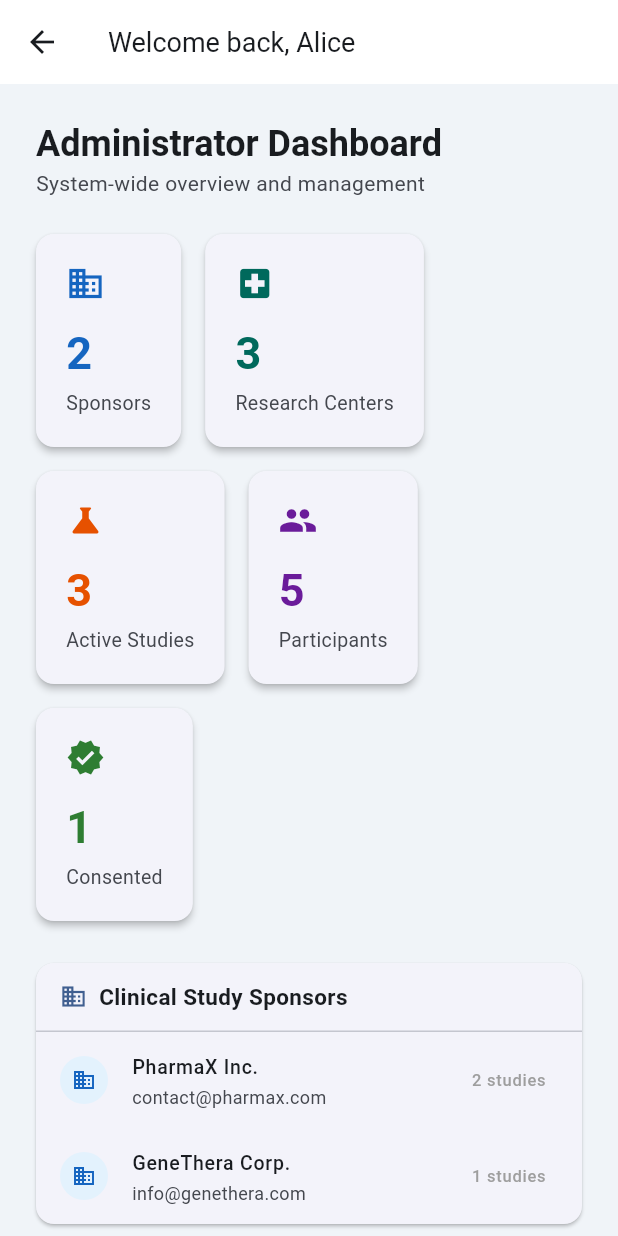
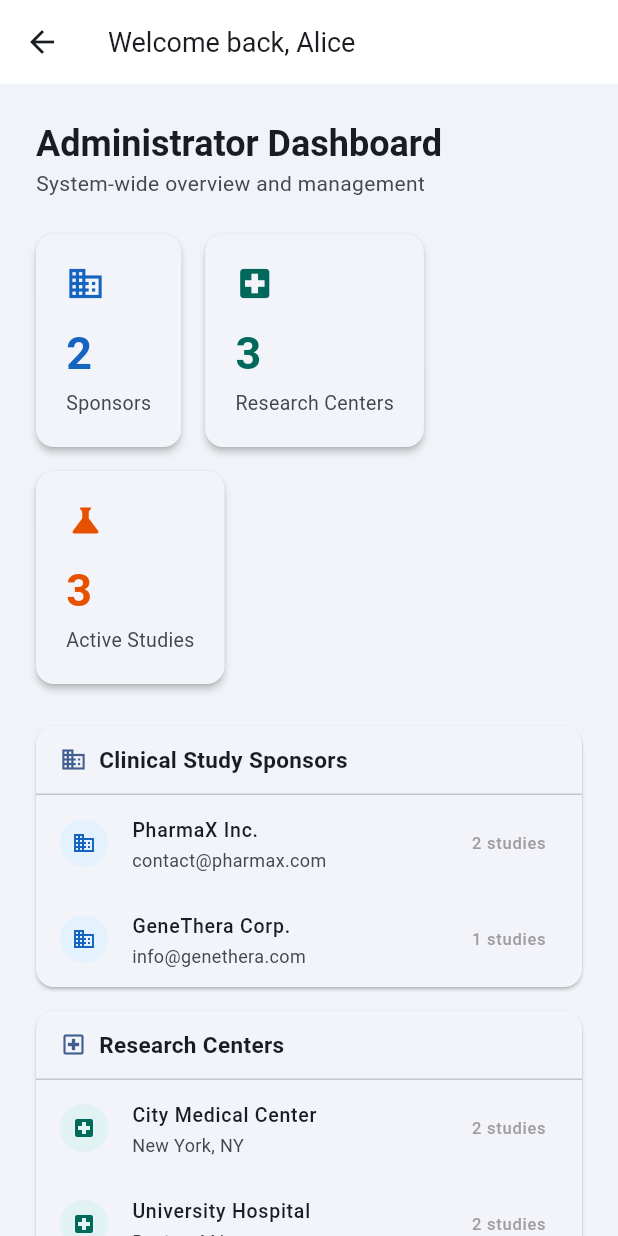
Before and after one commit to living-coder/consent-iq, a Flutter app: the AdminDashboard screen opened directly, on a phone screen of 412 x 824 dp. Run offline on Flutter 3.47's test engine with Material 3 defaults, Android fonts, the phone set to English and light mode, and no system bars; accounts and stored records are empty.

Commit message:
feat: Restrict participant data visibility to Research Centers only
- Admin dashboard: remove Participants and Consented stat cards,
  remove participant count from RC and study list rows, and remove
  the Participant Consent Overview section entirely
- Sponsor dashboard: remove Participants and Consented stat cards
  (aggregate counts belong to individual studies, not the dashboard)
- Per-study enrollment and consent counts remain visible to sponsors
  on the My Clinical Studies section as per specification

Co-Authored-By: Claude Sonnet 4.6 <noreply@anthropic.com>

```diff
--- a/lib/screens/admin/admin_dashboard.dart
+++ b/lib/screens/admin/admin_dashboard.dart
@@ -15,9 +15,6 @@ class AdminDashboard extends StatelessWidget {
 
     final activeStudies =
         data.allStudies.where((s) => s.status == StudyStatus.active).length;
-    final consented = data.allParticipants
-        .where((p) => p.consentStatus == ConsentStatus.consented)
-        .length;
 
     return Scaffold(
       backgroundColor: const Color(0xFFF0F4F8),
@@ -57,16 +54,6 @@ class AdminDashboard extends StatelessWidget {
                     value: '$activeStudies',
                     icon: Icons.science,
                     color: const Color(0xFFE65100)),
-                StatCard(
-                    title: 'Participants',
-                    value: '${data.allParticipants.length}',
-                    icon: Icons.people,
-                    color: const Color(0xFF6A1B9A)),
-                StatCard(
-                    title: 'Consented',
-                    value: '$consented',
-                    icon: Icons.verified,
-                    color: const Color(0xFF2E7D32)),
               ],
             ),
             const SizedBox(height: 28),
@@ -117,7 +104,7 @@ class AdminDashboard extends StatelessWidget {
                           subtitle: Text(rc.location,
                               style: const TextStyle(fontSize: 12)),
                           trailing: Text(
-                              '${data.participantsByRC(rc.id).length} participants',
+                              '${data.studiesForRC(rc.id).length} studies',
                               style: const TextStyle(
                                   fontSize: 11, color: Colors.grey)),
                         ))
@@ -166,56 +153,11 @@ class AdminDashboard extends StatelessWidget {
                   subtitle: Text(
                       '${sponsor?.name ?? '—'} · ${s.therapeuticArea}',
                       style: const TextStyle(fontSize: 12)),
-                  trailing: Row(
-                    mainAxisSize: MainAxisSize.min,
-                    children: [
-                      StatusChip(label: s.status.label, color: s.status.color),
-                      const SizedBox(width: 8),
-                      Text(
-                          '${data.participantsByStudy(s.id).length}/${s.targetEnrollment}',
-                          style: const TextStyle(
-                              fontSize: 11, color: Colors.grey)),
-                    ],
-                  ),
+                  trailing: StatusChip(label: s.status.label, color: s.status.color),
                 );
               }).toList(),
             ),
 
-            const SizedBox(height: 16),
-
-            // Participant consent overview
-            SectionCard(
-              title: 'Participant Consent Overview',
-              icon: Icons.assignment_turned_in_outlined,
-              children: data.allParticipants.map((p) {
-                final study = p.assignedStudyId != null
-                    ? data.getStudy(p.assignedStudyId!)
-                    : null;
-                final rc = data.getResearchCenter(p.researchCenterId);
-                return ListTile(
-                  dense: true,
-                  leading: CircleAvatar(
-                    radius: 16,
-                    backgroundColor:
-                        p.consentStatus.color.withOpacity(0.12),
-                    child: Text(p.name[0],
-                        style: TextStyle(
-                            color: p.consentStatus.color,
-                            fontWeight: FontWeight.bold,
-                            fontSize: 13)),
-                  ),
-                  title: Text('${p.name}, ${p.age}y ${p.gender}',
-                      style: const TextStyle(
-                          fontWeight: FontWeight.w500, fontSize: 13)),
-                  subtitle: Text(
-                      '${rc?.name ?? '—'} · ${study?.title ?? 'No study assigned'}',
-                      style: const TextStyle(fontSize: 12)),
-                  trailing: StatusChip(
-                      label: p.consentStatus.label,
-                      color: p.consentStatus.color),
-                );
-              }).toList(),
-            ),
           ],
         ),
       ),
--- a/lib/screens/sponsor/sponsor_dashboard.dart
+++ b/lib/screens/sponsor/sponsor_dashboard.dart
@@ -19,13 +19,6 @@ class SponsorDashboard extends StatelessWidget {
     final assignedRCs = studies
         .expand((s) => s.researchCenterIds)
         .toSet()
-        .length;
-    final totalParticipants = studies
-        .expand((s) => data.participantsByStudy(s.id))
-        .length;
-    final consented = studies
-        .expand((s) => data.participantsByStudy(s.id))
-        .where((p) => p.consentStatus == ConsentStatus.consented)
         .length;
 
     return Scaffold(
@@ -97,16 +90,6 @@ class SponsorDashboard extends StatelessWidget {
                     value: '$assignedRCs',
                     icon: Icons.local_hospital,
                     color: const Color(0xFF00695C)),
-                StatCard(
-                    title: 'Participants',
-                    value: '$totalParticipants',
-                    icon: Icons.people,
-                    color: const Color(0xFF6A1B9A)),
-                StatCard(
-                    title: 'Consented',
-                    value: '$consented',
-                    icon: Icons.verified,
-                    color: const Color(0xFF2E7D32)),
               ],
             ),
             const SizedBox(height: 28),
```
